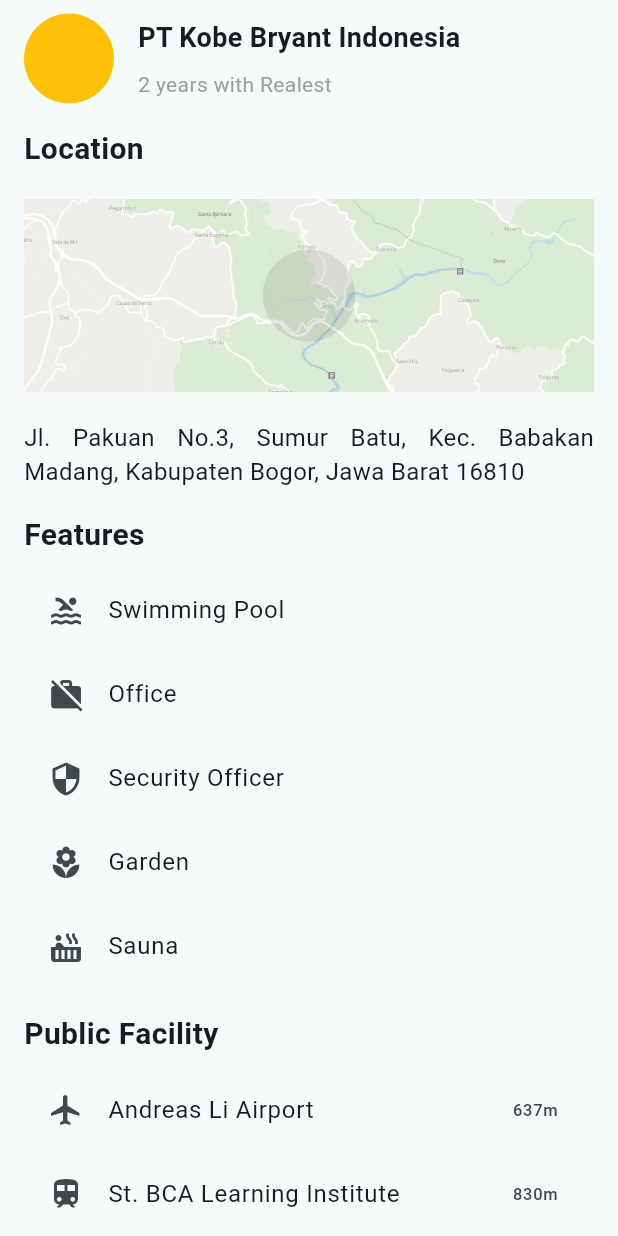
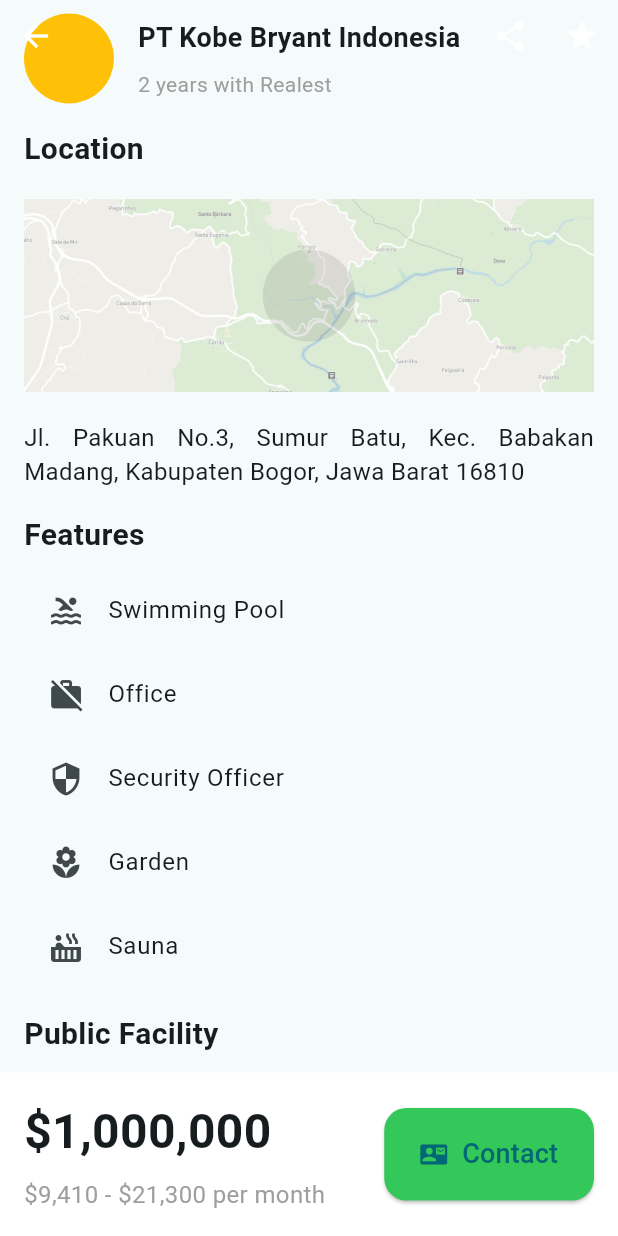
Before and after one commit to dels21/realest, a Flutter app: the PropertiesDetailPages screen opened directly with empty values, scrolled down 576 dp, on a phone screen of 412 x 824 dp. Run offline on Flutter 3.47's test engine with Material 3 defaults, Android fonts, the phone set to English and light mode, and no system bars; our stand-ins replace carousel_slider; Roboto replaces fonts that are missing (SFPro); project files that could hold a hidden picture were left out.

Commit message:
FInal Kahh

```diff
--- a/lib/pages/detail_properties.dart
+++ b/lib/pages/detail_properties.dart
@@ -88,6 +88,8 @@ class _PropertiesDetailPagesState extends State<PropertiesDetailPages> {
             child: Column(
               crossAxisAlignment: CrossAxisAlignment.start,
               children: [
+                Stack(
+                  children: [
                     Container(
                       width: double.infinity,
                       height: MediaQuery.of(context).size.width * 0.8,
@@ -97,30 +99,23 @@ class _PropertiesDetailPagesState extends State<PropertiesDetailPages> {
                           fit: BoxFit.cover,
                         ),
                       ),
-                  child: Column(
-                    children: [
-                      AppBar(
-                        backgroundColor: Colors.transparent,
-                        shadowColor: Colors.transparent,
-                        leading: IconButton(
-                          icon: const Icon(Icons.arrow_back),
-                          onPressed: () {
-                            Navigator.pop(context);
-                          },
                     ),
-                        actions: [
-                          IconButton(
-                            icon: const Icon(Icons.star),
-                            onPressed: () {},
+                    Container(
+                      width: double.infinity,
+                      height: MediaQuery.of(context).size.width * 0.8,
+                      decoration: BoxDecoration(
+                        gradient: LinearGradient(
+                          begin: Alignment.topCenter,
+                          end: Alignment.bottomCenter,
+                          colors: [
+                            Colors.black.withOpacity(0.6),
+                            Colors.transparent
+                          ],
+                          stops: [0.1, 0.9],
                         ),
-                          IconButton(
-                            icon: const Icon(Icons.share),
-                            onPressed: () {},
+                      ),
                     ),
                   ],
-                      ),
-                    ],
-                  ),
                 ),
                 SizedBox(
                   height: MediaQuery.of(context).size.width * 0.2,
@@ -139,9 +134,14 @@ class _PropertiesDetailPagesState extends State<PropertiesDetailPages> {
                               property.imagePaths.length,
                           height: MediaQuery.of(context).size.width /
                               property.imagePaths.length,
+                          child: ClipRRect(
+                            borderRadius: BorderRadius.vertical(
+                              top: Radius.circular(8.0),
+                            ),
                             child: Image.asset(
                               property.imagePaths[index],
-                            fit: BoxFit.fill,
+                              fit: BoxFit.cover,
+                            ),
                           ),
                         ),
                       ),
@@ -267,7 +267,10 @@ class _PropertiesDetailPagesState extends State<PropertiesDetailPages> {
                         ),
                       ),
                       const SizedBox(height: 8),
-                        const Image(image: AssetImage('assets/Map.png'),height: 150,),
+                      const Image(
+                        image: AssetImage('assets/Map.png'),
+                        height: 150,
+                      ),
                       const SizedBox(height: 8),
                       const Text(
                         'Jl. Pakuan No.3, Sumur Batu, Kec. Babakan Madang, Kabupaten Bogor, Jawa Barat 16810',
@@ -376,6 +379,97 @@ class _PropertiesDetailPagesState extends State<PropertiesDetailPages> {
               ],
             ),
           ),
+          Positioned(
+            bottom: 0,
+            left: 0,
+            right: 0,
+            child: Container(
+              color: Colors.white,
+              child: Padding(
+                padding: const EdgeInsets.all(16.0),
+                child: Row(
+                  mainAxisAlignment: MainAxisAlignment.spaceBetween,
+                  children: [
+                    const Column(
+                      crossAxisAlignment: CrossAxisAlignment.start,
+                      children: [
+                        Text(
+                          '\$1,000,000',
+                          style: TextStyle(
+                            fontSize: 32,
+                            fontWeight: FontWeight.bold,
+                          ),
+                        ),
+                        SizedBox(height: 8),
+                        Text(
+                          '\$9,410 - \$21,300 per month',
+                          style: TextStyle(
+                            fontSize: 16,
+                            color: Colors.grey,
+                          ),
+                        ),
+                      ],
+                    ),
+                    SizedBox(
+                      height: MediaQuery.of(context).size.width * 0.15,
+                      child: ElevatedButton(
+                        style: ElevatedButton.styleFrom(
+                          shape: const RoundedRectangleBorder(
+                            borderRadius: BorderRadius.vertical(
+                                top: Radius.circular(15),
+                                bottom: Radius.circular(15)),
+                          ),
+                          backgroundColor: const Color.fromRGBO(52, 199, 89, 1),
+                        ),
+                        onPressed: _showContactPopup,
+                        child: const Row(
+                          mainAxisSize: MainAxisSize.min,
+                          children: [
+                            Icon(Icons.contact_mail),
+                            SizedBox(width: 10),
+                            Text(
+                              'Contact',
+                              style: TextStyle(
+                                fontSize: 18,
+                              ),
+                            ),
+                          ],
+                        ),
+                      ),
+                    ),
+                  ],
+                ),
+              ),
+            ),
+          ),
+          Positioned(
+            top: 0,
+            left: 0,
+            child: SafeArea(
+              child: Container(
+                width: MediaQuery.sizeOf(context).width,
+                child: Row(
+                  children: [
+                    IconButton(
+                      icon: const Icon(Icons.arrow_back, color: Colors.white),
+                      onPressed: () {
+                        Navigator.pop(context);
+                      },
+                    ),
+                    Spacer(),
+                    IconButton(
+                      icon: const Icon(Icons.share, color: Colors.white),
+                      onPressed: () {},
+                    ),
+                    IconButton(
+                      icon: const Icon(Icons.star, color: Colors.white),
+                      onPressed: () {},
+                    ),
+                  ],
+                ),
+              ),
+            ),
+          ),
         ],
       ),
     );
--- a/lib/widgets/propertyCard.dart
+++ b/lib/widgets/propertyCard.dart
@@ -19,19 +19,18 @@ class PropertyWidget extends StatefulWidget {
 class _PropertyWidgetState extends State<PropertyWidget> {
   bool _isBookmarked = false;
 
-  void _navigateToDetails() {
-    Navigator.push(
-      context,
-      MaterialPageRoute(
-        builder: (context) => PropertiesDetailPages(property: widget.property),
-      ),
-    );
-  }
-
   @override
   Widget build(BuildContext context) {
     return GestureDetector(
-      onTap: _navigateToDetails,
+      onTap: () {
+        Navigator.push(
+          context,
+          MaterialPageRoute(
+            builder: (context) =>
+                PropertiesDetailPages(property: widget.property),
+          ),
+        );
+      },
       child: Container(
         decoration: BoxDecoration(
           color: Colors.white,
```
Lines whose indentation alone changed are shown as unchanged.
